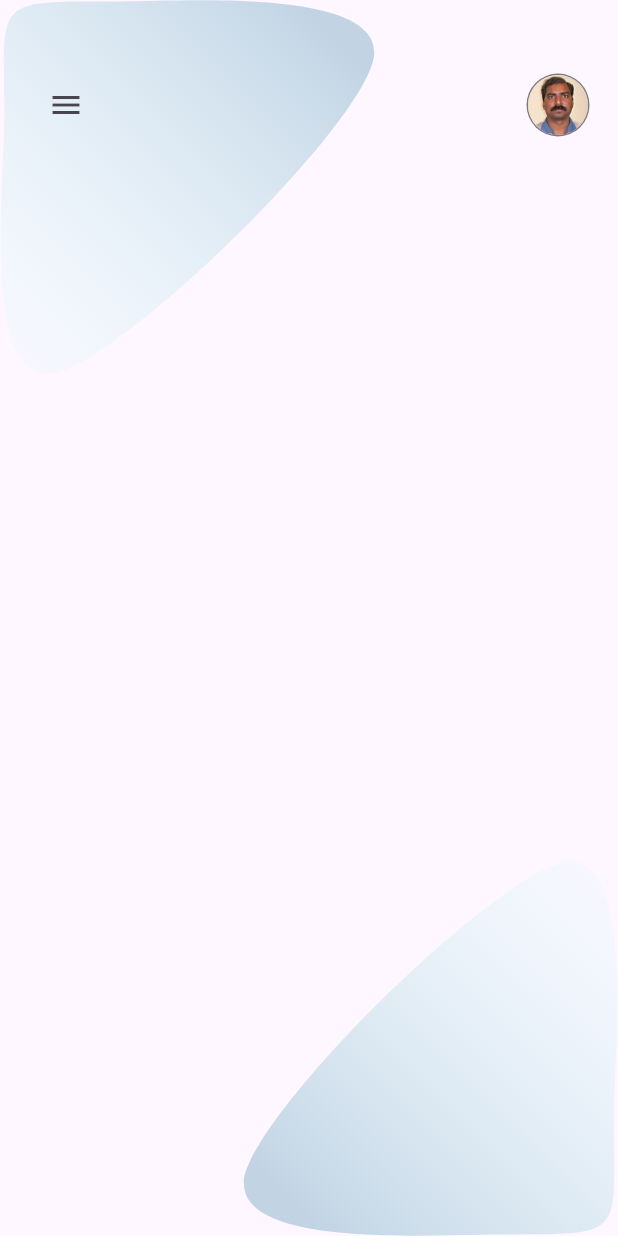
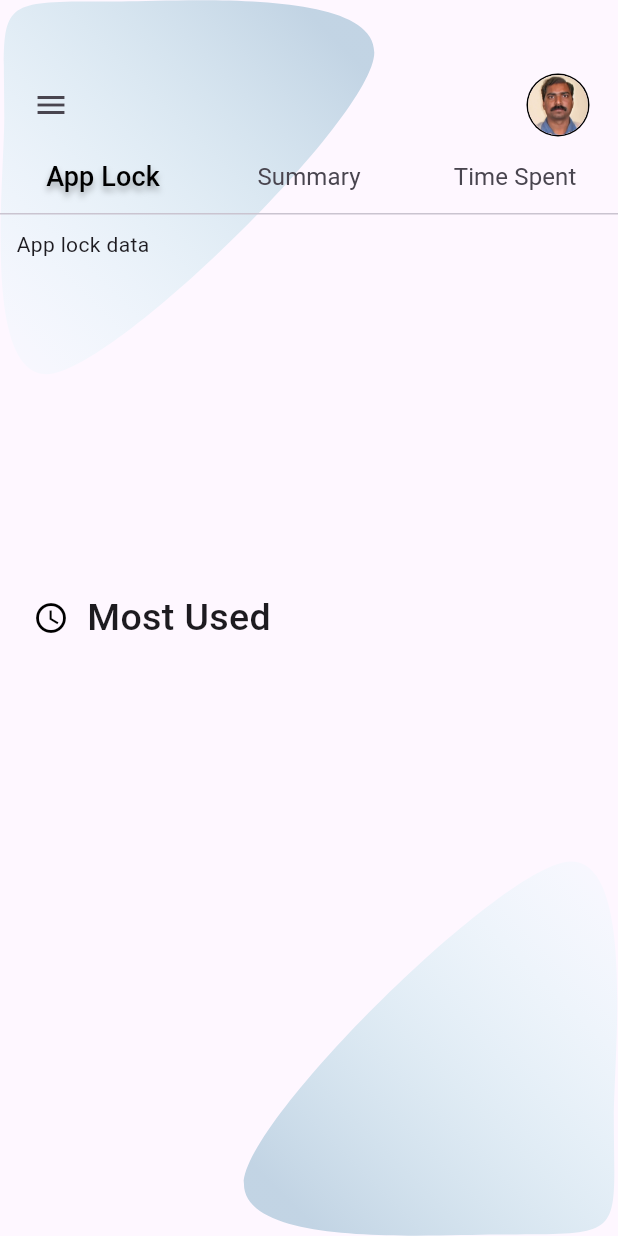
Before and after one commit to Mundane-Editorial/Digital-Serenity, a Flutter app: the LandingPage screen opened directly, on a phone screen of 412 x 824 dp. Run offline on Flutter 3.47's test engine with Material 3 defaults, Android fonts, the light colour scheme and no system bars; our stand-ins replace flutter_svg, google_fonts.

Commit message:
added cards

```diff
--- a/lib/screens/landing_page.dart
+++ b/lib/screens/landing_page.dart
@@ -1,3 +1,5 @@
+import 'dart:ui';
+
 import 'package:add_image_in_app/screens/my_profile.dart';
 import 'package:add_image_in_app/screens/onboarding_page.dart';
 import 'package:flutter/material.dart';
@@ -10,8 +12,14 @@ class LandingPage extends StatefulWidget {
   State<LandingPage> createState() => _LandingPageState();
 }
 
-class _LandingPageState extends State<LandingPage> {
-  // final TabController _tabController = TabController(length: 3, vsync: this);
+class _LandingPageState extends State<LandingPage> with TickerProviderStateMixin {
+  late TabController tabController;
+
+  @override
+  void initState() {
+    tabController = TabController(length: 3, vsync: this);
+    super.initState();
+  }
 
   @override
   Widget build(BuildContext context) {
@@ -20,9 +28,7 @@ class _LandingPageState extends State<LandingPage> {
 
   Scaffold buildBody(BuildContext context) {
     return Scaffold(
-      drawer: const Drawer(
-
-      ),
+      drawer: Drawer(),
       body: Stack(
         children: [
           Positioned(
@@ -33,16 +39,13 @@ class _LandingPageState extends State<LandingPage> {
           Positioned(
             bottom: 0,
             right: 0,
-            child: svgImageBottom(),
+            child: svgImageBottom()
           ),
           Column(
             children: [
               const SizedBox(height: 45),
               Container(
-                width: MediaQuery
-                    .of(context)
-                    .size
-                    .width,
+                width: MediaQuery.of(context).size.width,
                 height: 50,
                 decoration: const BoxDecoration(
                   color: Colors.transparent,
@@ -50,7 +53,7 @@ class _LandingPageState extends State<LandingPage> {
                 ),
                 child: Row(
                   children: [
-                    const SizedBox(width: 20),
+                    const SizedBox(width: 10),
                     Builder(
                       builder: (newContext) {
                         return IconButton(
@@ -64,27 +67,26 @@ class _LandingPageState extends State<LandingPage> {
                     const Spacer(),
                     InkWell(
                       onTap: () {
-                        // Navigate to MyProfileScreen
-                        Navigator.push(context, MaterialPageRoute(builder: (context) => const My_Profile()),
-
+                        Navigator.push(
+                          context,
+                          MaterialPageRoute(builder: (context) => const MyProfile()),
                         );
                       },
                       child: Container(
-                        decoration: BoxDecoration(
+                        decoration: const BoxDecoration(
                           shape: BoxShape.circle,
                           boxShadow: [
                             BoxShadow(
-                              color: Colors.black.withOpacity(0.5),
+                              color: Colors.black,
                               spreadRadius: 1,
                               // blurRadius: 2,
-                              offset: const Offset(0, 0),
+                              offset: Offset(0, 0),
                             ),
                           ],
                         ),
                         child: const CircleAvatar(
                           radius: 20,
-                          backgroundImage: AssetImage(
-                              'assets/images/avatar.jpg'),
+                          backgroundImage: AssetImage('assets/images/avatar.jpg'),
                         ),
                       ),
                     ),
@@ -92,31 +94,118 @@ class _LandingPageState extends State<LandingPage> {
                   ],
                 ),
               ),
+              TabBar(
+                controller: tabController,
+                indicator: const BoxDecoration(),
+                labelStyle: TextStyle(
+                  fontSize: 18,
+                  fontWeight: FontWeight.w500,
+                  color: Colors.black,
+                  shadows: [
+                    BoxShadow(
+                      color: Colors.black.withOpacity(0.3),
+                      spreadRadius: 2,
+                      blurRadius: 5,
+                      offset: const Offset(0, 3),
+                    ),
+                  ],
+                ),
+                unselectedLabelStyle: const TextStyle(
+                  fontSize: 16,
+                  fontWeight: FontWeight.normal,
+                ),
+                tabs: const [
+                  Tab(text: 'App Lock'),
+                  Tab(text: 'Summary'),
+                  Tab(text: 'Time Spent'),
+                ],
+              ),
+              const SizedBox(height: 10),
+              SizedBox(
+                width: MediaQuery.of(context).viewPadding.left + 390,
+                height: 225,
+                child: TabBarView(
+                  controller: tabController,
+                  children: [
+                    const Text('App lock data '), // TODO: Contents for App lock tab
+                    Card(
+                      elevation: 5,
+                      shadowColor: Colors.black,
+                      shape: RoundedRectangleBorder(
+                        borderRadius: BorderRadius.circular(25),
+                      ),
+                      child: Container(
+                        decoration: BoxDecoration(
+                          borderRadius: BorderRadius.circular(25),
+                          gradient: const LinearGradient(
+                            colors: [
+                              Color.fromRGBO(255, 255, 255, 1),
+                              Color.fromRGBO(218, 233, 240, 0.85),
+                            ],
+                            begin: Alignment.topCenter,
+                            end: Alignment.bottomCenter,
+                          ),
+                        ),
+                        child: const Padding(
+                          padding: EdgeInsets.all(16),
+                          child: Column(
+                            crossAxisAlignment: CrossAxisAlignment.start,
+                            children: [
+                              Center(
+                                child: Text(
+                                  'Summary',
+                                  style: TextStyle(
+                                    fontSize: 18,
+                                    fontWeight: FontWeight.bold,
+                                  ),
+                                ),
+                              ),
+                              // TODO: Add graphs or other content here
+                            ],
+                          ),
+                        ),
+                      ),
+                    ),
+                    const Text("hola"),
+                  ],
+                ),
+              ),
+              const SizedBox(height: 10),
+              Row(
+                children: [
+                  const SizedBox(width: 10),
+                  IconButton(
+                    icon: const Icon(Icons.access_time, color: Colors.black),
+                    onPressed: () {
+                      Scaffold.of(context).openDrawer();
+                    },
+                  ),
+                  const Text(
+                    'Most Used',
+                    style: TextStyle(
+                      fontSize: 25,
+                      fontWeight: FontWeight.w500,
+                    ),
+                  ),
+                  const SizedBox(width: 10),
+                  Expanded(
+                    child: SingleChildScrollView(
+                      scrollDirection: Axis.horizontal,
+                      child: Row(
+                        children: [
+                          Container(
+                            height: 40,
+                            color: Colors.red,
+                          ),
+                          // Add more widgets here as needed
+                        ],
+                      ),
+                    ),
+                  ),
+                ],
+              ),
             ],
           ),
-          const SizedBox(height: 30),
-          // Container(
-          //   child: TabBar(
-          //     // controller: _tabController,
-          //     tabs: [
-          //       Tab(text: 'App Lock'),
-          //       Tab(text: 'Summary'),
-          //       Tab(text: 'Time Spent'),
-          //     ],
-          //   ),
-          // ),
-          // Container(
-          //   width: double.maxFinite,
-          //   height: 300,
-          //   child: TabBarView(
-          //     // controller: _tabController,
-          //     children: [
-          //       Text("hi"),
-          //       Text("hello"),
-          //       Text("hola"),
-          //     ],
-          //   ),
-          // ),
         ],
       ),
     );
```
Also changed, not shown: lib/screens/my_profile.dart (+58 -21 lines), lib/screens/setting_page.dart (added, +32 -0 lines).
